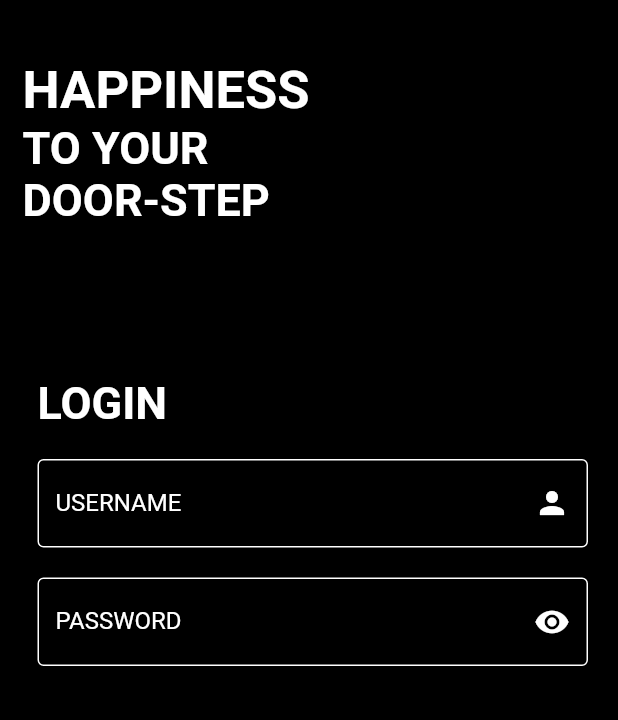
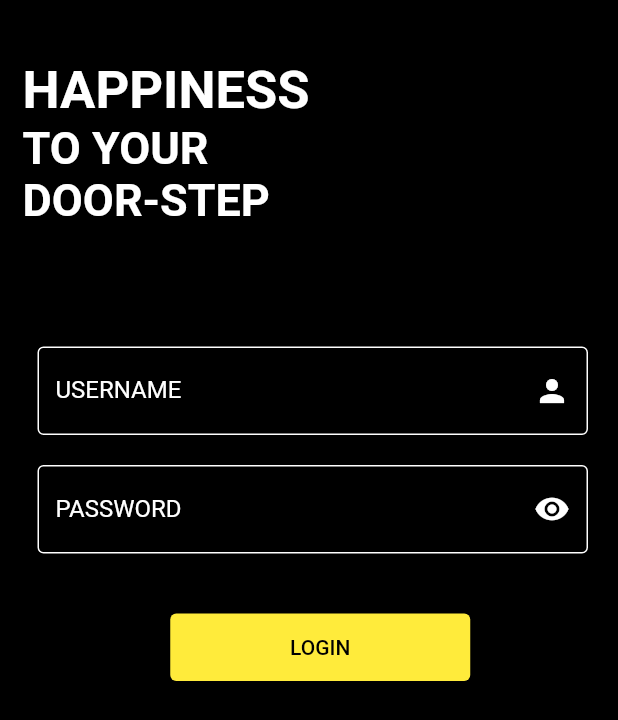
Before and after one commit to iamabdullahhossain/euphoria_htd, a Flutter app: the screen it shows after launch, on a phone screen of 412 x 824 dp. Shown: the top 720 px of the screen. Run offline on Flutter 3.47's test engine with Material 2 defaults, Android fonts, the light colour scheme and no system bars; our stand-ins replace fluttertoast.

Commit message:
Edit Text Controller Added

```diff
--- a/lib/Activity/LoginActivity.dart
+++ b/lib/Activity/LoginActivity.dart
@@ -1,4 +1,6 @@
+import 'package:euphoria_htd/Activity/HomeActivity.dart';
 import 'package:flutter/material.dart';
+import 'package:fluttertoast/fluttertoast.dart';
 
 class LoginActivity extends StatefulWidget {
   const LoginActivity({super.key});
@@ -8,6 +10,9 @@ class LoginActivity extends StatefulWidget {
 }
 
 class _LoginActivityState extends State<LoginActivity> {
+  var userNameTF = TextEditingController();
+  var passwordTF = TextEditingController();
+
   @override
   Widget build(BuildContext context) {
     return Scaffold(
@@ -54,27 +59,14 @@ class _LoginActivityState extends State<LoginActivity> {
                 ],
               ),
               SizedBox(
-                height: 100,
-              ),
-              Padding(
-                padding: const EdgeInsets.only(left: 10, bottom: 20),
-                child: Row(
-                  children: [
-                    Text(
-                      "Login".toUpperCase(),
-                      style: TextStyle(
-                          color: Colors.white,
-                          fontWeight: FontWeight.bold,
-                          fontSize: 30),
-                    ),
-                  ],
-                ),
+                height: 80,
               ),
               Column(
                 children: [
                   Padding(
                     padding: const EdgeInsets.only(right: 20, left: 10),
                     child: TextFormField(
+                      controller: userNameTF,
                       style: TextStyle(color: Colors.white),
                       cursorColor: Colors.white,
                       decoration: InputDecoration(
@@ -100,6 +92,7 @@ class _LoginActivityState extends State<LoginActivity> {
                   Padding(
                     padding: const EdgeInsets.only(right: 20, left: 10),
                     child: TextFormField(
+                      controller: passwordTF,
                       style: TextStyle(color: Colors.white),
                       obscureText: true,
                       obscuringCharacter: "*",
@@ -120,9 +113,43 @@ class _LoginActivityState extends State<LoginActivity> {
                   )
                 ],
               ),
-
-
-
+              SizedBox(
+                height: 20,
+              ),
+              Container(
+                height: 45,
+                width: 200,
+                margin: EdgeInsets.only(top: 20),
+                child: ElevatedButton(
+                  onPressed: () {
+                    if (userNameTF.text == "iamabdullahhossain" &&
+                        passwordTF.text == "123456") {
+                      Navigator.push(
+                          context,
+                          MaterialPageRoute(
+                              builder: (context) => HomeActivity()));
+                    } else if (userNameTF.text.isEmpty ||
+                        passwordTF.text.isEmpty) {
+                      Fluttertoast.showToast(
+                          msg: "Please fillup all credentials!",
+                          gravity: ToastGravity.BOTTOM);
+                    } else {
+                      Fluttertoast.showToast(
+                          msg: "Credentials not matched!",
+                          gravity: ToastGravity.BOTTOM);
+                    }
+                  },
+                  style:
+                      OutlinedButton.styleFrom(backgroundColor: Colors.yellow),
+                  child: Text(
+                    "Login".toUpperCase(),
+                    style: TextStyle(color: Colors.black),
+                  ),
+                ),
+              ),
+              SizedBox(
+                height: 20,
+              ),
             ],
           ),
         ),
--- a/pubspec.yaml
+++ b/pubspec.yaml
@@ -35,6 +35,7 @@ dependencies:
   # The following adds the Cupertino Icons font to your application.
   # Use with the CupertinoIcons class for iOS style icons.
   cupertino_icons: ^1.0.2
+  fluttertoast: ^8.2.2
 
 dev_dependencies:
   flutter_test:
```
Also changed, not shown: lib/Activity/HomeActivity.dart (added, +10 -0 lines), pubspec.lock.
